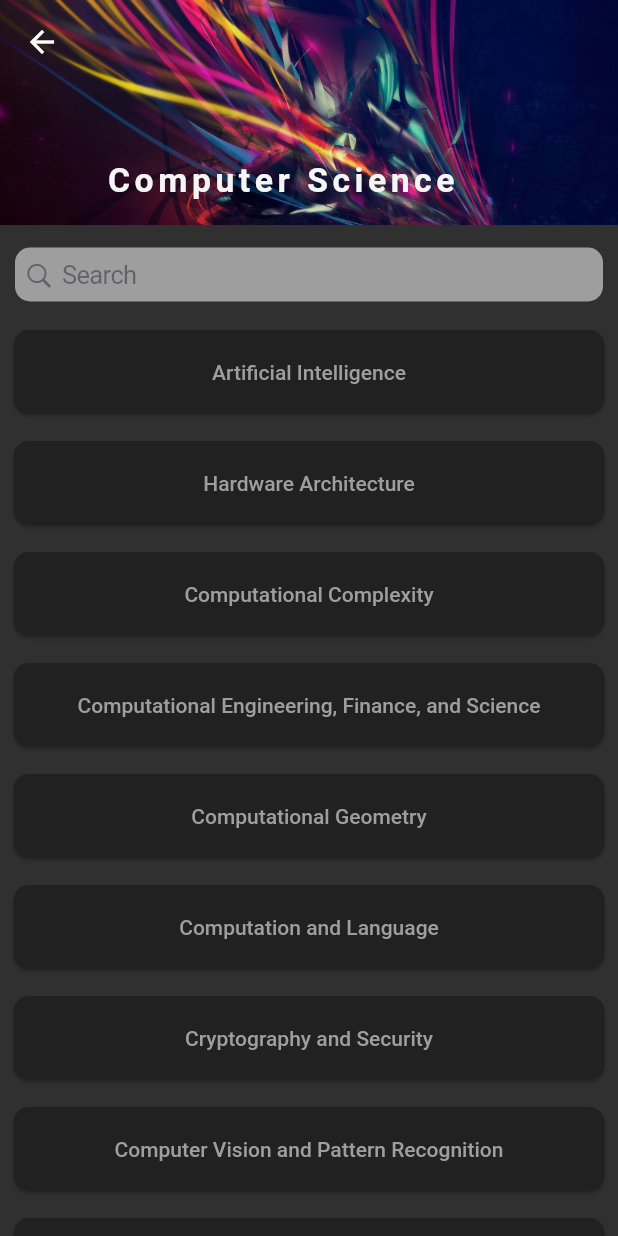
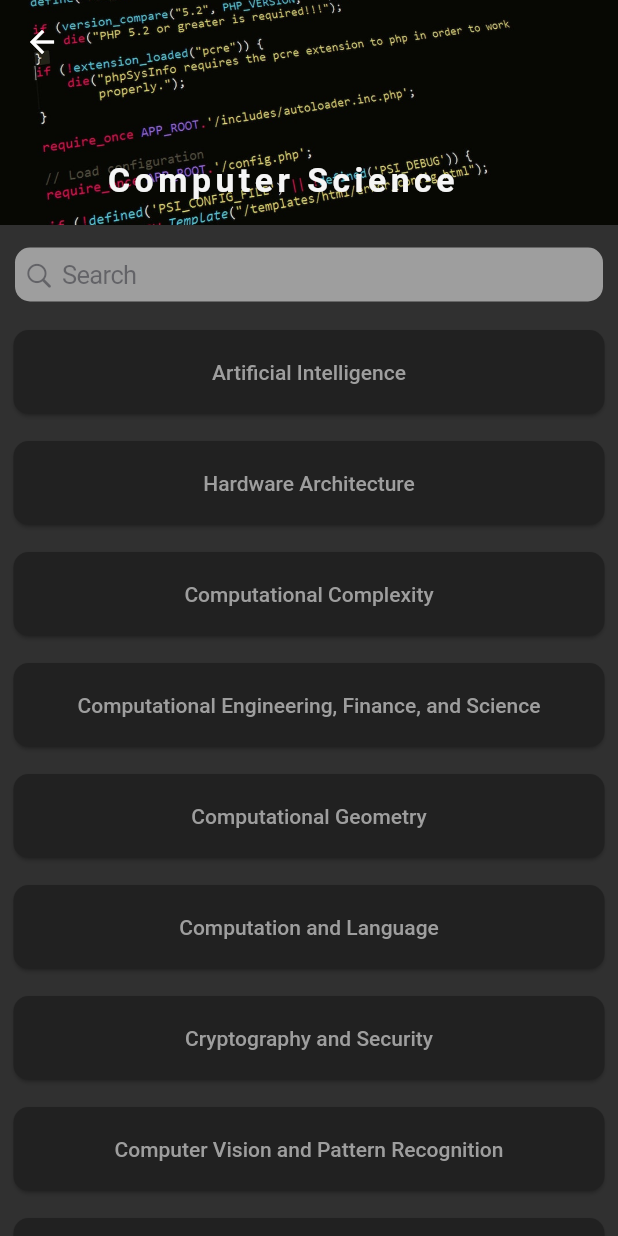
Before and after one commit to itsabisek/arxiv-reader, a Flutter app: the screen it shows after launch, after a tap on "Computer Science", on a phone screen of 412 x 824 dp. Run offline on Flutter 3.47's test engine with Material 2 defaults, Android fonts, the phone set to English and light mode, and no system bars; our stand-ins replace flutter_spinkit; missing offline and left inert: syncfusion_flutter_pdfviewer, webfeed; network calls fail.

Commit message:
Changed image assets

```diff
--- a/lib/pages/home.dart
+++ b/lib/pages/home.dart
@@ -46,6 +46,10 @@ class _HomeState extends State<Home> {
                       height: 200,
                       width: 400,
                       fit: BoxFit.cover,
+                      colorFilter: ColorFilter.mode(
+                        Colors.black.withOpacity(0.5),
+                        BlendMode.saturation,
+                      ),
                     ),
                     Center(
                       child: TextButton(
--- a/lib/pages/subcategory.dart
+++ b/lib/pages/subcategory.dart
@@ -9,11 +9,13 @@ class Subcategory extends StatefulWidget {
 
 class _SubcategoryState extends State<Subcategory> {
   List<SubCategory> filteredSubcategories = [];
+  late String image;
 
   @override
   Widget build(BuildContext context) {
     Map data = ModalRoute.of(context)?.settings.arguments as Map;
     Category category = Categories.categories[data["categoryIndex"]];
+    image = category.image;
     List<SubCategory> subcategories = filteredSubcategories.isEmpty
         ? category.subcategories
         : filteredSubcategories;
@@ -29,13 +31,16 @@ class _SubcategoryState extends State<Subcategory> {
               floating: true,
               pinned: true,
               flexibleSpace: FlexibleSpaceBar(
-                background: Image.asset(
-                  "assets/images/1.jpg",
+                background: Ink.image(
+                  image: AssetImage(
+                    "assets/images/$image",
+                  ),
                   fit: BoxFit.cover,
+                  height: 150,
                 ),
                 title: Text(
                   category.name,
-                  textAlign: TextAlign.right,
+                  textAlign: TextAlign.end,
                   // overflow: TextOverflow.fade,
                   style: TextStyle(
                       color: Colors.grey[100],
@@ -103,7 +108,8 @@ class _SubcategoryState extends State<Subcategory> {
                   onPressed: () {
                     Navigator.pushNamed(context, "/paper", arguments: {
                       "name": subCategories[index].name,
-                      "code": subCategories[index].code
+                      "code": subCategories[index].code,
+                      "image": image
                     });
                   },
                   child: Text(
```
Also changed, not shown: lib/pages/papers.dart (+6 -2 lines), assets/images/cs.jpg, assets/images/fin.jpg, assets/images/math.jpg, assets/images/stat.jpg (added).
